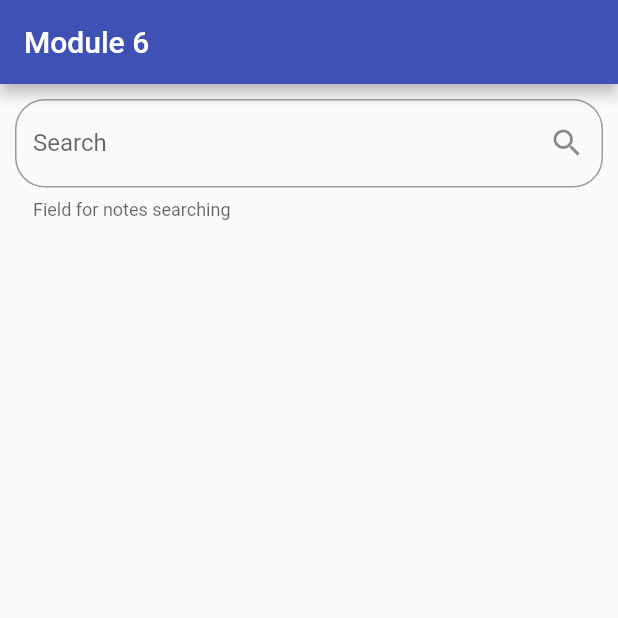
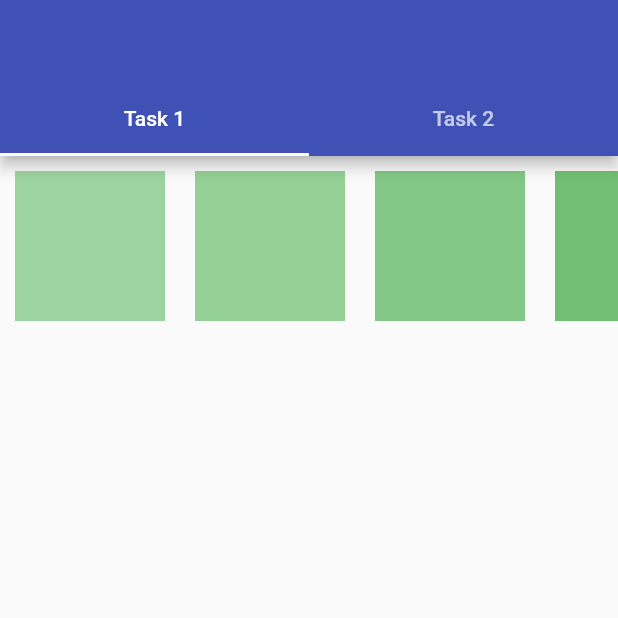
Before and after one commit to k2bralex/flutter_module_6, a Flutter app: the screen it shows after launch, on a phone screen of 412 x 824 dp, the top half of it. Run offline on Flutter 3.47's test engine with Material 2 defaults, Android fonts, the phone set to English and light mode, and no system bars.

Commit message:
redo in tabs ver

```diff
--- a/lib/main.dart
+++ b/lib/main.dart
@@ -1,8 +1,10 @@
 import 'package:flutter/material.dart';
+
+import 'models/tab_list.dart';
 //import 'package:flutter_module_6/models/list_view_divider/homepage.dart';
 //import 'package:flutter_module_6/models/sliver_widgets/homepage.dart';
 //import 'package:flutter_module_6/models/horizontal_list/homepage.dart';
-import 'package:flutter_module_6/models/text_field_styled/homepage.dart';
+//import 'package:flutter_module_6/models/text_field_styled/homepage.dart';
 
 void main() => runApp(const MyApp());
 
@@ -16,7 +18,18 @@ class MyApp extends StatelessWidget {
       theme: ThemeData(
         primarySwatch: Colors.indigo,
       ),
+      home: MyAppTabs(),
+    );
+  }
+
+/*  @override
+  Widget build(BuildContext context) {
+    return MaterialApp(
+      title: 'Flutter',
+      theme: ThemeData(
+        primarySwatch: Colors.indigo,
+      ),
       home: const MyHomePage(title: 'Module 6'),
     );
-  }
+  }*/
 }
--- a/lib/models/horizontal_list/homepage.dart
+++ b/lib/models/horizontal_list/homepage.dart
@@ -15,7 +15,7 @@ class MyHomePage extends StatefulWidget {
 ///To find [SizedBox] height [MediaQuery] and ternary operator used
 ///In [LayoutBuilder] to find width used [BoxConstraints] and define scroll
 ///direction
-class _MyHomePageState extends State<MyHomePage> {
+/*class _MyHomePageState extends State<MyHomePage> {
   @override
   Widget build(BuildContext context) {
     return Scaffold(
@@ -39,4 +39,26 @@ class _MyHomePageState extends State<MyHomePage> {
       ),
     );
   }
+}*/
+
+class _MyHomePageState extends State<MyHomePage> {
+  @override
+  Widget build(BuildContext context) {
+    return Container(
+      alignment: Alignment.topCenter,
+      child: SizedBox(
+            height:
+            MediaQuery.of(context).size.width > 500 ? double.infinity : 120,
+            child: LayoutBuilder(
+              builder: (BuildContext context, BoxConstraints constraints) {
+                var width = constraints.constrainWidth();
+                return ListView(
+                  scrollDirection: width > 500 ? Axis.vertical : Axis.horizontal,
+                  children: getColoredBoxList(Colors.green),
+                );
+              },
+            ),
+          ),
+    );
+  }
 }
--- /dev/null
+++ b/lib/models/tab_list.dart
@@ -0,0 +1,31 @@
+import 'package:flutter/material.dart';
+import 'package:flutter_module_6/models/horizontal_list/homepage.dart';
+
+class MyAppTabs extends StatelessWidget {
+  final List<Tab> myTabs = <Tab>[
+    const Tab(
+      text: 'Task 1',
+    ),
+    const Tab(
+      text: 'Task 2',
+    ),
+  ];
+
+  MyAppTabs({super.key});
+
+  @override
+  Widget build(BuildContext context) {
+    return DefaultTabController(
+        length: myTabs.length,
+        child: Scaffold(
+          appBar: AppBar(
+            bottom: TabBar(
+              tabs: myTabs,
+            ),
+          ),
+          body: const TabBarView(
+            children: [MyHomePage(title: 'asdasd',), MyHomePage(title: 'asdasd')],
+          ),
+        ));
+  }
+}
```
